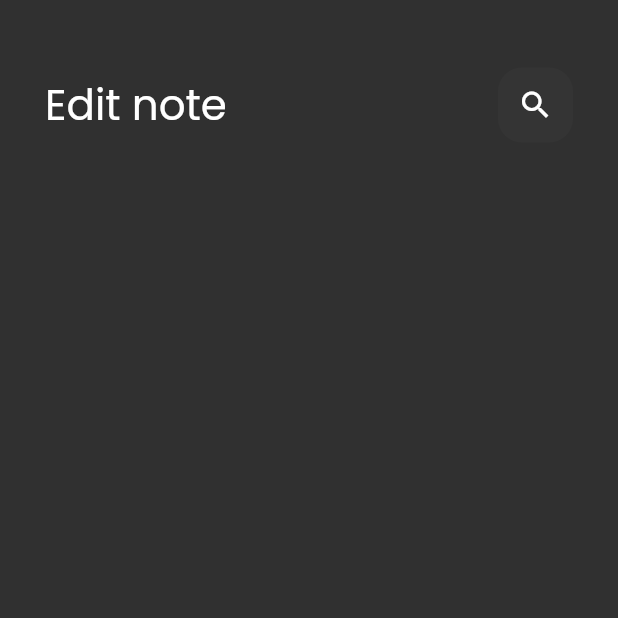
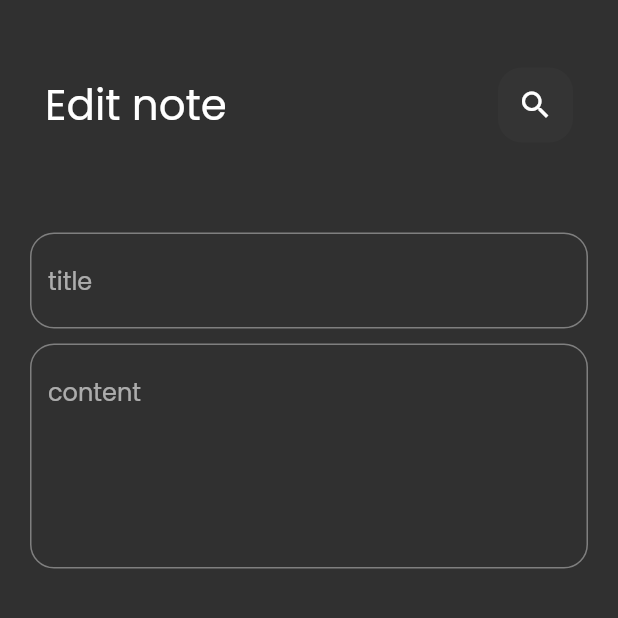
Before and after one commit to Khalidsheref/Notes-App, a Flutter app: the EditNoteView screen opened directly, on a phone screen of 412 x 824 dp, the top half of it. Run offline on Flutter 3.47's test engine with Material 2 defaults, Android fonts, the phone set to English and light mode, and no system bars.

Commit message:
edit note view ui

```diff
--- a/lib/widgets/EditNoteViewBody.dart
+++ b/lib/widgets/EditNoteViewBody.dart
@@ -1,5 +1,6 @@
 import 'package:flutter/material.dart';
 import 'package:notes_app/widgets/Custom-App-Bar.dart';
+import 'package:notes_app/widgets/Custom-Text-Field.dart';
 
 class EditNoteViewBody extends StatelessWidget {
   const EditNoteViewBody({super.key});
@@ -17,6 +18,17 @@ class EditNoteViewBody extends StatelessWidget {
             title: 'Edit note',
             icon: Icons.check,
           ),
+          SizedBox(
+            height: 50,
+          ),
+          CustomTextField(hint: 'title'),
+          SizedBox(
+            height: 10,
+          ),
+          CustomTextField(
+            hint: 'content',
+            maxlines: 5,
+          )
         ],
       ),
     );
```
